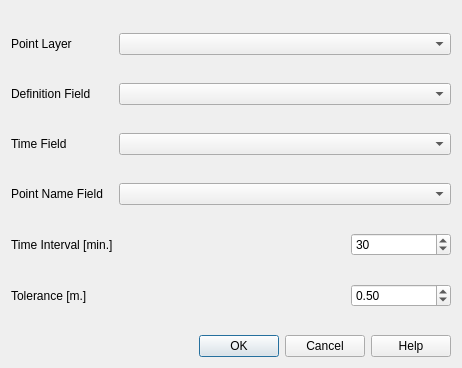
Qt form asistente_ladm_col/ui/controlled_measurement_dialog.ui (SwissTierrasColombia/Asistente-LADM-COL) before a commit.
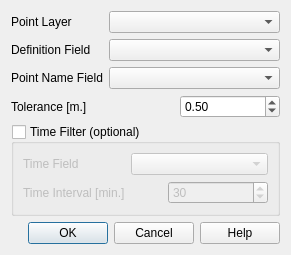
The same form after that commit. Custom widgets are drawn as their Qt base class.

The edit to the form file:
```diff
--- a/asistente_ladm_col/ui/controlled_measurement_dialog.ui
+++ b/asistente_ladm_col/ui/controlled_measurement_dialog.ui
@@ -6,8 +6,8 @@
    <rect>
     <x>0</x>
     <y>0</y>
-    <width>462</width>
-    <height>368</height>
+    <width>291</width>
+    <height>206</height>
    </rect>
   </property>
   <property name="sizePolicy">
@@ -20,36 +20,14 @@
    <string>Controlled Measurement</string>
   </property>
   <layout class="QGridLayout" name="gridLayout">
-   <item row="11" column="0">
-    <spacer name="verticalSpacer_6">
-     <property name="orientation">
-      <enum>Qt::Vertical</enum>
+   <item row="1" column="1">
+    <widget class="QgsFieldComboBox" name="mFieldComboBox">
+     <property name="toolTip">
+      <string/>
      </property>
-     <property name="sizeHint" stdset="0">
-      <size>
-       <width>20</width>
-       <height>40</height>
-      </size>
-     </property>
-    </spacer>
+    </widget>
    </item>
-   <item row="3" column="1">
-    <widget class="QgsFieldComboBox" name="mFieldComboBox"/>
-   </item>
-   <item row="13" column="0">
-    <spacer name="verticalSpacer_3">
-     <property name="orientation">
-      <enum>Qt::Vertical</enum>
-     </property>
-     <property name="sizeHint" stdset="0">
-      <size>
-       <width>20</width>
-       <height>40</height>
-      </size>
-     </property>
-    </spacer>
-   </item>
-   <item row="12" column="1">
+   <item row="6" column="1">
     <layout class="QHBoxLayout" name="horizontalLayout_2">
      <item>
       <spacer name="horizontalSpacer">
@@ -82,83 +60,35 @@
      </item>
     </layout>
    </item>
-   <item row="3" column="0">
+   <item row="1" column="0">
     <widget class="QLabel" name="label_3">
      <property name="text">
       <string>Definition Field</string>
      </property>
     </widget>
    </item>
-   <item row="12" column="0">
+   <item row="6" column="0">
     <widget class="QLabel" name="label_2">
      <property name="text">
       <string>Tolerance [m.]</string>
      </property>
     </widget>
    </item>
-   <item row="2" column="0">
-    <spacer name="verticalSpacer_2">
-     <property name="orientation">
-      <enum>Qt::Vertical</enum>
+   <item row="0" column="1">
+    <widget class="QgsMapLayerComboBox" name="mMapLayerComboBox">
+     <property name="toolTip">
+      <string/>
      </property>
-     <property name="sizeHint" stdset="0">
-      <size>
-       <width>20</width>
-       <height>40</height>
-      </size>
-     </property>
-    </spacer>
+    </widget>
    </item>
-   <item row="4" column="0">
-    <spacer name="verticalSpacer_4">
-     <property name="orientation">
-      <enum>Qt::Vertical</enum>
-     </property>
-     <property name="sizeHint" stdset="0">
-      <size>
-       <width>20</width>
-       <height>40</height>
-      </size>
-     </property>
-    </spacer>
-   </item>
-   <item row="0" column="0">
-    <spacer name="verticalSpacer">
-     <property name="orientation">
-      <enum>Qt::Vertical</enum>
-     </property>
-     <property name="sizeHint" stdset="0">
-      <size>
-       <width>20</width>
-       <height>40</height>
-      </size>
-     </property>
-    </spacer>
-   </item>
-   <item row="1" column="1">
-    <widget class="QgsMapLayerComboBox" name="mMapLayerComboBox"/>
-   </item>
-   <item row="7" column="0">
+   <item row="3" column="0">
     <widget class="QLabel" name="label_6">
      <property name="text">
       <string>Point Name Field</string>
      </property>
     </widget>
    </item>
-   <item row="6" column="0">
-    <spacer name="verticalSpacer_5">
-     <property name="orientation">
-      <enum>Qt::Vertical</enum>
-     </property>
-     <property name="sizeHint" stdset="0">
-      <size>
-       <width>20</width>
-       <height>40</height>
-      </size>
-     </property>
-    </spacer>
-   </item>
-   <item row="14" column="0" colspan="2">
+   <item row="11" column="0" colspan="2">
     <widget class="QDialogButtonBox" name="buttonBox">
      <property name="orientation">
       <enum>Qt::Horizontal</enum>
@@ -171,15 +101,158 @@
      </property>
     </widget>
    </item>
-   <item row="1" column="0">
+   <item row="0" column="0">
     <widget class="QLabel" name="label">
      <property name="text">
       <string>Point Layer</string>
      </property>
     </widget>
    </item>
-   <item row="8" column="0">
-    <spacer name="verticalSpacer_7">
+   <item row="3" column="1">
+    <widget class="QgsFieldComboBox" name="pnFieldComboBox">
+     <property name="toolTip">
+      <string/>
+     </property>
+    </widget>
+   </item>
+   <item row="7" column="0" colspan="2">
+    <widget class="QgsCollapsibleGroupBox" name="mGroupBox">
+     <property name="sizePolicy">
+      <sizepolicy hsizetype="Expanding" vsizetype="Expanding">
+       <horstretch>0</horstretch>
+       <verstretch>0</verstretch>
+      </sizepolicy>
+     </property>
+     <property name="maximumSize">
+      <size>
+       <width>16777215</width>
+       <height>16777215</height>
+      </size>
+     </property>
+     <property name="sizeIncrement">
+      <size>
+       <width>0</width>
+       <height>200</height>
+      </size>
+     </property>
+     <property name="toolTip">
+      <string>Set time settings for make filter</string>
+     </property>
+     <property name="toolTipDuration">
+      <number>-1</number>
+     </property>
+     <property name="layoutDirection">
+      <enum>Qt::LeftToRight</enum>
+     </property>
+     <property name="autoFillBackground">
+      <bool>true</bool>
+     </property>
+     <property name="title">
+      <string>Time Filter (optional)</string>
+     </property>
+     <property name="alignment">
+      <set>Qt::AlignLeading|Qt::AlignLeft|Qt::AlignTop</set>
+     </property>
+     <property name="flat">
+      <bool>true</bool>
+     </property>
+     <property name="checkable">
+      <bool>true</bool>
+     </property>
+     <property name="checked">
+      <bool>false</bool>
+     </property>
+     <property name="collapsed">
+      <bool>false</bool>
+     </property>
+     <property name="scrollOnExpand">
+      <bool>false</bool>
+     </property>
+     <property name="saveCollapsedState">
+      <bool>false</bool>
+     </property>
+     <property name="saveCheckedState">
+      <bool>false</bool>
+     </property>
+     <layout class="QGridLayout" name="gridLayout_3">
+      <item row="0" column="0">
+       <layout class="QGridLayout" name="gridLayout_2">
+        <item row="1" column="0">
+         <layout class="QHBoxLayout" name="horizontalLayout_3">
+          <item>
+           <widget class="QLabel" name="label_5">
+            <property name="toolTip">
+             <string>Enter acceptance time interval</string>
+            </property>
+            <property name="text">
+             <string>Time Interval [min.]</string>
+            </property>
+           </widget>
+          </item>
+         </layout>
+        </item>
+        <item row="0" column="0">
+         <widget class="QLabel" name="label_4">
+          <property name="toolTip">
+           <string>Select time field</string>
+          </property>
+          <property name="text">
+           <string>Time Field</string>
+          </property>
+         </widget>
+        </item>
+        <item row="1" column="1">
+         <spacer name="horizontalSpacer_2">
+          <property name="orientation">
+           <enum>Qt::Horizontal</enum>
+          </property>
+          <property name="sizeType">
+           <enum>QSizePolicy::Expanding</enum>
+          </property>
+          <property name="sizeHint" stdset="0">
+           <size>
+            <width>263</width>
+            <height>17</height>
+           </size>
+          </property>
+         </spacer>
+        </item>
+        <item row="0" column="1" colspan="2">
+         <widget class="QgsFieldComboBox" name="tFieldComboBox">
+          <property name="toolTip">
+           <string/>
+          </property>
+          <property name="allowEmptyFieldName">
+           <bool>false</bool>
+          </property>
+         </widget>
+        </item>
+        <item row="1" column="2">
+         <widget class="QSpinBox" name="time_tolerance">
+          <property name="minimumSize">
+           <size>
+            <width>100</width>
+            <height>0</height>
+           </size>
+          </property>
+          <property name="toolTip">
+           <string/>
+          </property>
+          <property name="maximum">
+           <number>600</number>
+          </property>
+          <property name="value">
+           <number>30</number>
+          </property>
+         </widget>
+        </item>
+       </layout>
+      </item>
+     </layout>
+    </widget>
+   </item>
+   <item row="10" column="0">
+    <spacer name="verticalSpacer">
      <property name="orientation">
       <enum>Qt::Vertical</enum>
      </property>
@@ -191,74 +264,24 @@
      </property>
     </spacer>
    </item>
-   <item row="9" column="1">
-    <layout class="QHBoxLayout" name="horizontalLayout_3">
-     <item>
-      <spacer name="horizontalSpacer_2">
-       <property name="orientation">
-        <enum>Qt::Horizontal</enum>
-       </property>
-       <property name="sizeType">
-        <enum>QSizePolicy::Expanding</enum>
-       </property>
-       <property name="sizeHint" stdset="0">
-        <size>
-         <width>40</width>
-         <height>20</height>
-        </size>
-       </property>
-      </spacer>
-     </item>
-     <item>
-      <widget class="QSpinBox" name="time_tolerance">
-       <property name="minimumSize">
-        <size>
-         <width>100</width>
-         <height>0</height>
-        </size>
-       </property>
-       <property name="maximum">
-        <number>600</number>
-       </property>
-       <property name="value">
-        <number>30</number>
-       </property>
-      </widget>
-     </item>
-    </layout>
-   </item>
-   <item row="5" column="0">
-    <widget class="QLabel" name="label_4">
-     <property name="text">
-      <string>Time Field</string>
-     </property>
-    </widget>
-   </item>
-   <item row="5" column="1">
-    <widget class="QgsFieldComboBox" name="tFieldComboBox"/>
-   </item>
-   <item row="9" column="0">
-    <widget class="QLabel" name="label_5">
-     <property name="text">
-      <string>Time Interval [min.]</string>
-     </property>
-    </widget>
-   </item>
-   <item row="7" column="1">
-    <widget class="QgsFieldComboBox" name="pnFieldComboBox"/>
-   </item>
   </layout>
  </widget>
  <customwidgets>
   <customwidget>
-   <class>QgsMapLayerComboBox</class>
-   <extends>QComboBox</extends>
-   <header>qgis.gui</header>
+   <class>QgsCollapsibleGroupBox</class>
+   <extends>QGroupBox</extends>
+   <header>qgscollapsiblegroupbox.h</header>
+   <container>1</container>
   </customwidget>
   <customwidget>
    <class>QgsFieldComboBox</class>
    <extends>QComboBox</extends>
-   <header>qgis.gui</header>
+   <header>qgsfieldcombobox.h</header>
+  </customwidget>
+  <customwidget>
+   <class>QgsMapLayerComboBox</class>
+   <extends>QComboBox</extends>
+   <header>qgsmaplayercombobox.h</header>
   </customwidget>
  </customwidgets>
  <resources/>
```
Left out of the diff: 32 changed lines with no effect on the pictures.
